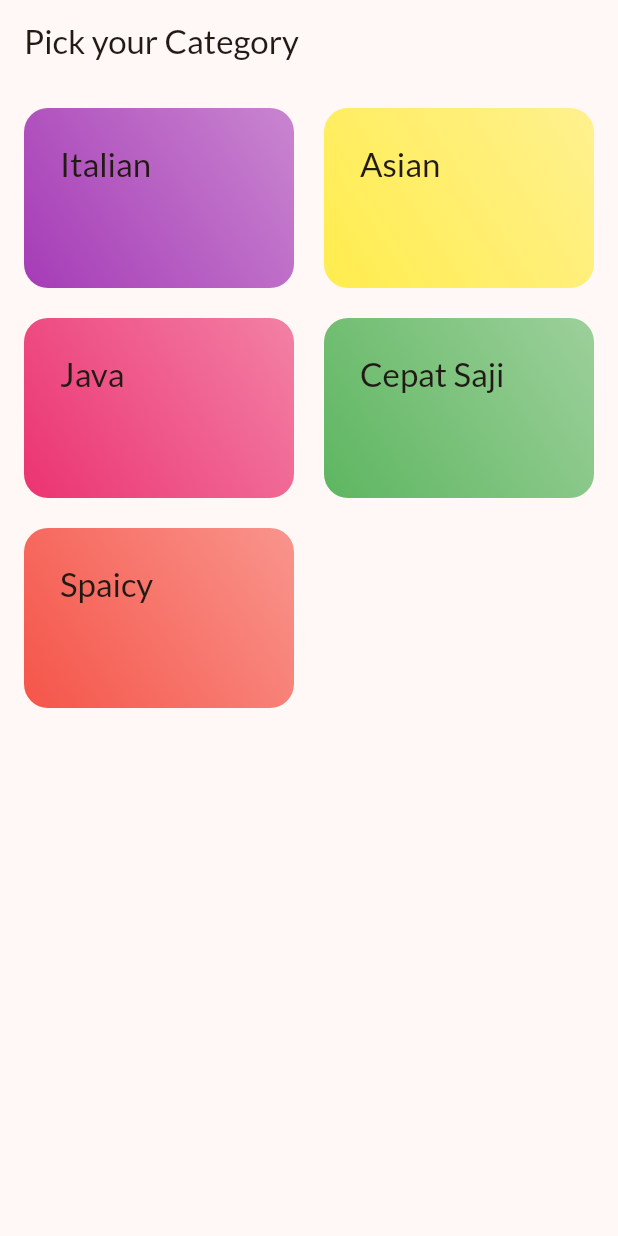
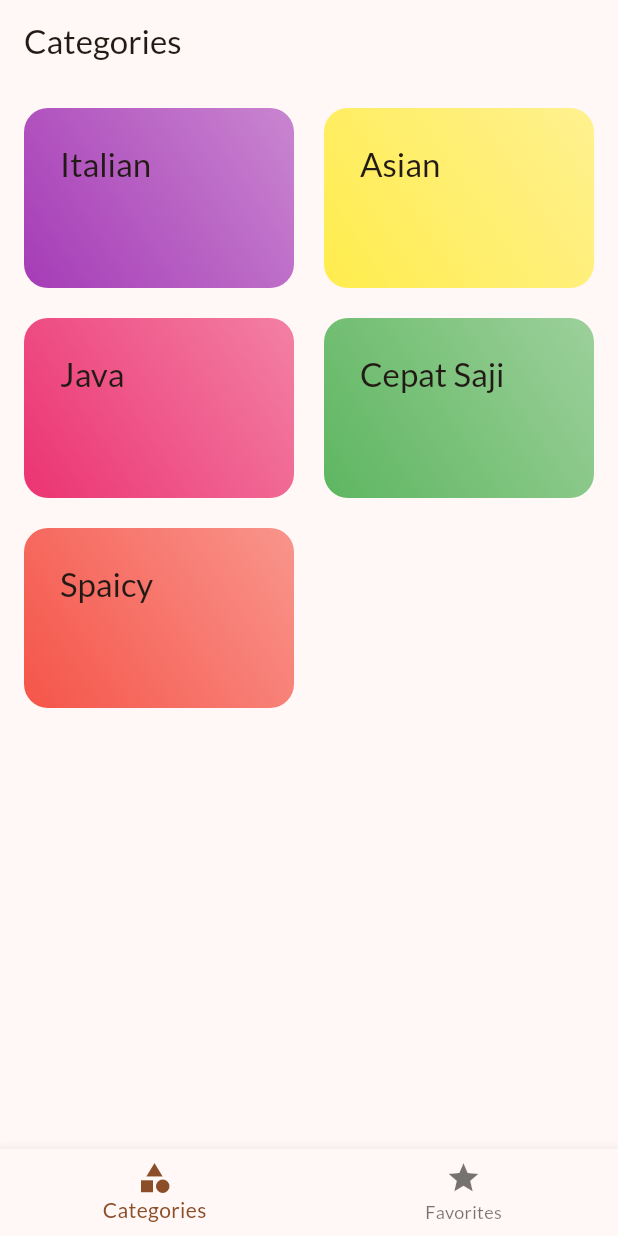
Before and after one commit to asruldev/flutter_101, a Flutter app: the screen it shows after launch, on a phone screen of 412 x 824 dp. Run offline on Flutter 3.47's test engine with Material 2 defaults, Android fonts, the phone set to English and light mode, and no system bars; our stand-ins replace google_fonts, transparent_image.

Commit message:
add title in tabs look good

```diff
--- a/lib/main.dart
+++ b/lib/main.dart
@@ -1,5 +1,5 @@
 
-import 'package:first_app/screens/categories.dart';
+import 'package:first_app/screens/tabs.dart';
 import 'package:flutter/material.dart';
 import 'package:google_fonts/google_fonts.dart';
 
@@ -22,7 +22,7 @@ class App extends StatelessWidget {
   Widget build(BuildContext context) {
     return MaterialApp(
       theme: theme,
-      home: const CategoriesScreen(),
+      home: const TabsScreen(),
     );
   }
 }
--- a/lib/screens/categories.dart
+++ b/lib/screens/categories.dart
@@ -11,37 +11,32 @@ class CategoriesScreen extends StatelessWidget {
     final filteredMeals = dummyMeals
         .where((meal) => meal.categories.contains(category.id))
         .toList();
-    Navigator.of(context).push(
-      MaterialPageRoute(builder: (ctx) => MealsScreen(
-        title: category.title,
-        meals: filteredMeals
-      ))
-    );
+    Navigator.of(context).push(MaterialPageRoute(
+        builder: (ctx) =>
+            MealsScreen(title: category.title, meals: filteredMeals)));
   }
 
   @override
   Widget build(BuildContext context) {
-    return Scaffold(
-      appBar: AppBar(
-        title: const Text('Pick your Category'),
-      ),
-      body: Container(
+    return Container(
       padding: const EdgeInsets.all(16),
       child: GridView(
         gridDelegate: const SliverGridDelegateWithFixedCrossAxisCount(
           crossAxisCount: 2,
-            childAspectRatio: 3/2,
+          childAspectRatio: 3 / 2,
           crossAxisSpacing: 20,
           mainAxisSpacing: 20,
         ),
         children: [
           // availableCategories.map((category) => CategoryGridItem(category: category)).toList()
-            for(final category in availableCategories)
-              CategoryGridItem(category: category, onSelectCategory: () {
+          for (final category in availableCategories)
+            CategoryGridItem(
+              category: category,
+              onSelectCategory: () {
                 _selectedCategory(context, category);
-              },)
+              },
+            )
         ],
-        ),
       ),
     );
   }
--- /dev/null
+++ b/lib/screens/tabs.dart
@@ -0,0 +1,47 @@
+import 'package:first_app/screens/categories.dart';
+import 'package:first_app/screens/meals.dart';
+import 'package:flutter/material.dart';
+
+class TabsScreen extends StatefulWidget {
+  const TabsScreen({super.key});
+
+  @override
+  State<TabsScreen> createState() {
+    return _TabsScreenState();
+  }
+}
+
+class _TabsScreenState extends State<TabsScreen> {
+  int _selectedIndexPage = 0;
+
+  void _selectPage(int index) {
+    setState(() {
+      _selectedIndexPage = index;
+    });
+  }
+
+  @override
+  Widget build(BuildContext context) {
+    Widget activePage = const CategoriesScreen();
+    var activePageTitle = 'Categories';
+
+    if(_selectedIndexPage == 1) {
+      activePage = const MealsScreen(meals: []);
+      activePageTitle = 'Your Favorites';
+    }
+    return Scaffold(
+      appBar: AppBar(
+        title: Text(activePageTitle),
+      ),
+      body: activePage,
+      bottomNavigationBar: BottomNavigationBar(
+        onTap: _selectPage,
+        currentIndex: _selectedIndexPage,
+        items: const [
+          BottomNavigationBarItem(icon: Icon(Icons.category), label: 'Categories'),
+          BottomNavigationBarItem(icon: Icon(Icons.star), label: 'Favorites'),
+        ],
+      ),
+    );
+  }
+}
```
Also changed, not shown: lib/screens/meals.dart (+14 -6 lines). Lines whose indentation alone changed are shown as unchanged.
